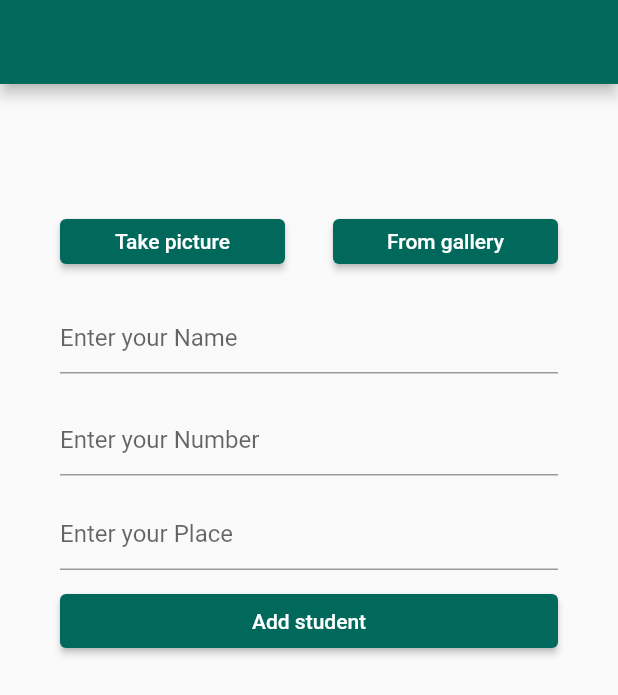
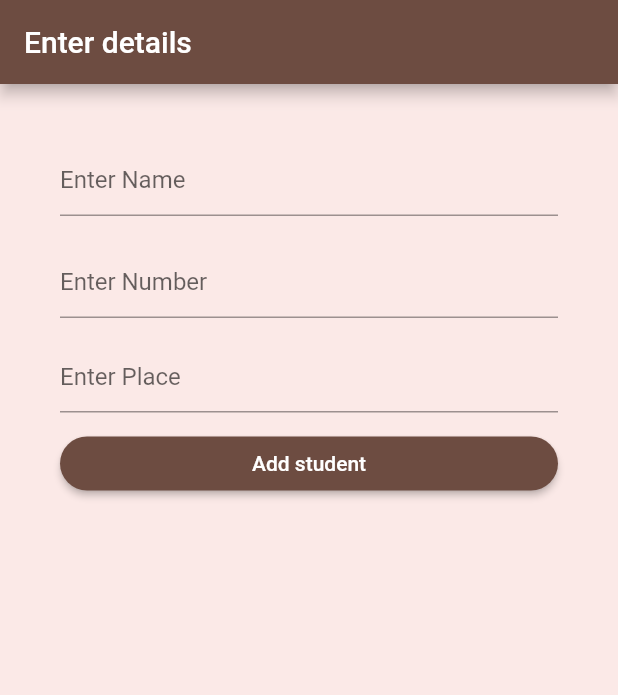
Before and after one commit to Hubaibpullat/hive_app_flutter, a Flutter app: the screen it shows after launch, after a tap on the "arrow back" icon, on a phone screen of 412 x 824 dp. Shown: the top 695 px of the screen. Run offline on Flutter 3.47's test engine with Material 2 defaults, Android fonts, the phone set to English and light mode, and no system bars; our stand-ins replace hive, hive_flutter; accounts and stored records are empty.

Commit message:
textform update

```diff
--- a/lib/screen/add_student.dart
+++ b/lib/screen/add_student.dart
@@ -1,4 +1,3 @@
-import 'dart:io';
 import 'package:flutter/material.dart';
 import 'package:students/db/functions/db_functions.dart';
 import 'package:students/model/data_model.dart';
@@ -22,9 +21,7 @@ class _AddStudentWidgetState extends State<AddStudentWidget> {
 
   final _placecontroller = TextEditingController();
 
-  // File? file;
 
-  // ImagePicker image = ImagePicker();
 
     final _formkey = GlobalKey<FormState>();
 
@@ -32,8 +29,10 @@ class _AddStudentWidgetState extends State<AddStudentWidget> {
   Widget build(BuildContext context) {
     getAllStudents();
     return Scaffold(
+      backgroundColor: Colors.deepOrange[50],
       appBar: AppBar(
-        backgroundColor: Colors.teal[800],
+        title: Text('Enter details'),
+        backgroundColor: Colors.brown[600],
       ),
       body: Form(
         key: _formkey,
@@ -41,72 +40,10 @@ class _AddStudentWidgetState extends State<AddStudentWidget> {
           padding: const EdgeInsets.all(40.0),
           child: ListView(
             children: [
-              // Container(
-              //   child: CircleAvatar(
-              //       radius: 80,
-              //       child: file == null
-              //           ? const CircleAvatar(
-              //               radius: 90,
-              //               backgroundImage: AssetImage('asset/student.png'),
-              //             )
-              //           : SizedBox(
-              //               height: 200,
-              //               width: 180,
-              //               child: ClipOval(
-              //                   // BorderRadius: BorderRadius.circular(50),
-              //                   child: Image.file(
-              //                 file!,
-              //                 fit: BoxFit.fill,
-              //               )),
-              //             )),
-              // ),
-              const SizedBox(
-                height: 50,
-              ),
-              Container(
-                child: Row(
-                  mainAxisAlignment: MainAxisAlignment.spaceBetween,
-                  children: [
-                    SizedBox(
-                      width: 150,
-                      height: 30,
-                      child: ElevatedButton(
-                        style: ElevatedButton.styleFrom(
-                            backgroundColor: Colors.teal[800]),
-                        onPressed: () {
-                          // getpicture();
-                        },
-                        child: Text(
-                          'Take picture',
-                          style: TextStyle(color: Colors.white),
-                        ),
-                      ),
-                    ),
-                    SizedBox(
-                      height: 30,
-                      width: 150,
-                      child: ElevatedButton(
-                        style: ElevatedButton.styleFrom(
-                            backgroundColor: Colors.teal[800]),
-                        onPressed: () {
-                          // getphotos();
-                        },
-                        child: Text(
-                          'From gallery',
-                          style: TextStyle(color: Colors.white),
-                        ),
-                      ),
-                    )
-                  ],
-                ),
-              ),
-              SizedBox(
-                height: 25,
-              ),
               TextFormField(
                 controller: _nameController,
                 decoration: InputDecoration(
-                  hintText: 'Enter your Name',
+                  hintText: 'Enter Name',
                 ),
                 validator: (value) {
                   if (value == null || value.isEmpty) {
@@ -124,7 +61,7 @@ class _AddStudentWidgetState extends State<AddStudentWidget> {
                 decoration: InputDecoration(
                   // border:
                   //     OutlineInputBorder(borderRadius: BorderRadius.circular(20)),
-                  hintText: 'Enter your Number',
+                  hintText: 'Enter Number',
                 ),
                 validator: (value) {
                   if (value == null || value.isEmpty) {
@@ -141,7 +78,7 @@ class _AddStudentWidgetState extends State<AddStudentWidget> {
                 decoration: InputDecoration(
                   // border:
                   //     OutlineInputBorder(borderRadius: BorderRadius.circular(20)),
-                  hintText: 'Enter your Place',
+                  hintText: 'Enter Place',
                 ),
                 validator: (value) {
                   if (value == null || value.isEmpty ) {
@@ -151,11 +88,14 @@ class _AddStudentWidgetState extends State<AddStudentWidget> {
                   }
                 },
               ),
-              const SizedBox(height: 10),
+              const SizedBox(height: 10
+              ),
               ElevatedButton(
-                style: ElevatedButton.styleFrom(backgroundColor: Colors.teal[800]),
+                style: ElevatedButton.styleFrom
+                (backgroundColor: Colors.brown[600],
+                shape: RoundedRectangleBorder(borderRadius:BorderRadius.circular(20))
+                ),
                 onPressed: (){
-
                   if(_formkey.currentState!.validate()){
                     onAddStudentButtonClicked(context);
 
@@ -168,25 +108,8 @@ class _AddStudentWidgetState extends State<AddStudentWidget> {
 
                 },
                 child: Text('Add student',
-                style: TextStyle(color: Colors.white),)),
-              // ElevatedButton(
-              //   style:
-              //       ElevatedButton.styleFrom(backgroundColor: Colors.teal[800]),
-
-              //   onPressed: () { {
-
-              //           }
-
-              //     onAddStudentButtonClicked(context);
-              //     Navigator.of(context).push(MaterialPageRoute(
-              //       builder: (context) => ListStudentWidget(),
-              //     ));
-              //   },
-              //   child: Text(
-              //     'Add student',
-              //     style: TextStyle(color: Colors.white),
-              //   ),
-              // ),
+                style: TextStyle(color: Colors.white)
+                ,)),
             ],
           ),
         ),
@@ -196,7 +119,6 @@ class _AddStudentWidgetState extends State<AddStudentWidget> {
 
   Future<void> onAddStudentButtonClicked(BuildContext context) async {
     final _name = _nameController.text.trim();
-    // final _age = _ageController.text.trim();
     final _phone = _phonecontrolller.text.trim();
     final _place = _placecontroller.text.trim();
 
@@ -206,27 +128,11 @@ class _AddStudentWidgetState extends State<AddStudentWidget> {
 
     final _student = StudentModel(
         name: _name,
-        // age: _age,
         phone: _phone,
         place: _place,
+    );
 
-        // i_mage: file!.path);
-    );
     addStudent(_student);
     print("$_ageController,$_name");
    }
-
-  // Future getpicture() async {
-  //   var img = await image.pickImage(source: ImageSource.camera);
-  //   setState(() {
-  //     file = File(img!.path);
-  //   });
-  // }
-
-  // Future getphotos() async {
-  //   var img = await image.pickImage(source: ImageSource.gallery);
-  //   setState(() {
-  //     file = File(img!.path);
-  //   });
-  // }
 }
--- a/lib/screen/list_student.dart
+++ b/lib/screen/list_student.dart
@@ -3,7 +3,7 @@ import 'package:students/db/functions/db_functions.dart';
 import 'package:students/model/data_model.dart';
 import 'package:students/screen/add_student.dart';
 import 'package:students/screen/edit_student.dart';
-import 'package:students/screen/view_details.dart';
+import 'package:students/screen/search_student.dart';
 
 class ListStudentWidget extends StatefulWidget {
   const ListStudentWidget({super.key});
@@ -13,13 +13,12 @@ class ListStudentWidget extends StatefulWidget {
 }
 
 class _ListStudentWidgetState extends State<ListStudentWidget> {
-  //final Box = Hive.box<StudentModel>('data');
   Widget build(BuildContext context) {
     getAllStudents();
     return Scaffold(
-
+      backgroundColor: Colors.deepOrange[50],
       appBar: AppBar(
-        backgroundColor: Colors.teal[800],
+        backgroundColor: Colors.brown[600],
         leading: IconButton(
             onPressed: () {
               Navigator.of(context).pushReplacement(MaterialPageRoute(
@@ -27,24 +26,28 @@ class _ListStudentWidgetState extends State<ListStudentWidget> {
               ));
             },
             icon: Icon(Icons.arrow_back)),
+            actions: [
+              IconButton(onPressed: (){
+                showSearch(context: context, delegate: search());
+              },
+               icon: const Icon(Icons.search))
+            ],
       ),
       body: ValueListenableBuilder(
                 valueListenable: studentListNotifier,
           builder: (BuildContext ctx, List<StudentModel> studentList,
               Widget? child) {
                   return ListView.separated(
-                    shrinkWrap: true,
+                    // shrinkWrap: true,
                     itemBuilder: (ctx, index) {
                       final data = studentList[index];
-                      return ListTile(
+                       return GestureDetector(
+                        // onTap: () {
+                        //   Navigator.of(context).push(MaterialPageRoute(builder: (context) => ViewDetails(index: index, name: data.name, phone: data.phone, place: data.place),));
+                        // },
+                        child: ListTile(
                             title: Text(data.name),
                             subtitle: Text(data.place),
-                    // leading: CircleAvatar(
-                    //   backgroundImage:
-                    //   // FileImage(File(
-                    //   //   // data.i_mage
-                    //   //   ),),
-                    // ),
                             trailing: Row(
                               mainAxisSize: MainAxisSize.min,
                               children: [
@@ -54,7 +57,7 @@ class _ListStudentWidgetState extends State<ListStudentWidget> {
                                   },
                                   icon: const Icon(
                                     Icons.delete,
-                                  color: Colors.red,
+
                                   ),
                                 ),
                           SizedBox(
@@ -68,10 +71,11 @@ class _ListStudentWidgetState extends State<ListStudentWidget> {
                                   },
                                     icon: Icon(
                                       Icons.edit,
-                                    color: Colors.green,
+                                      color: Colors.brown[200],
                               ))
                               ],
-                ));
+                                      )),
+                      );
 
                     },
                     separatorBuilder: (ctx, index) {
@@ -83,9 +87,10 @@ class _ListStudentWidgetState extends State<ListStudentWidget> {
          floatingActionButton:FloatingActionButton(onPressed: (){
           Navigator.of(context).push(MaterialPageRoute(builder: (context) => AddStudentWidget(),));
          },child: Icon(Icons.add),
-         backgroundColor: Colors.teal[800],
+         backgroundColor: Colors.brown[600],
          )
           ,
     );
+
   }
 }
```
Also changed, not shown: lib/screen/edit_student.dart (+21 -17 lines), lib/screen/home_screen.dart (+26 -26 lines), lib/screen/search_student.dart (+85 -87 lines), lib/screen/view_details.dart (+51 -57 lines). Lines whose indentation alone changed are shown as unchanged.
